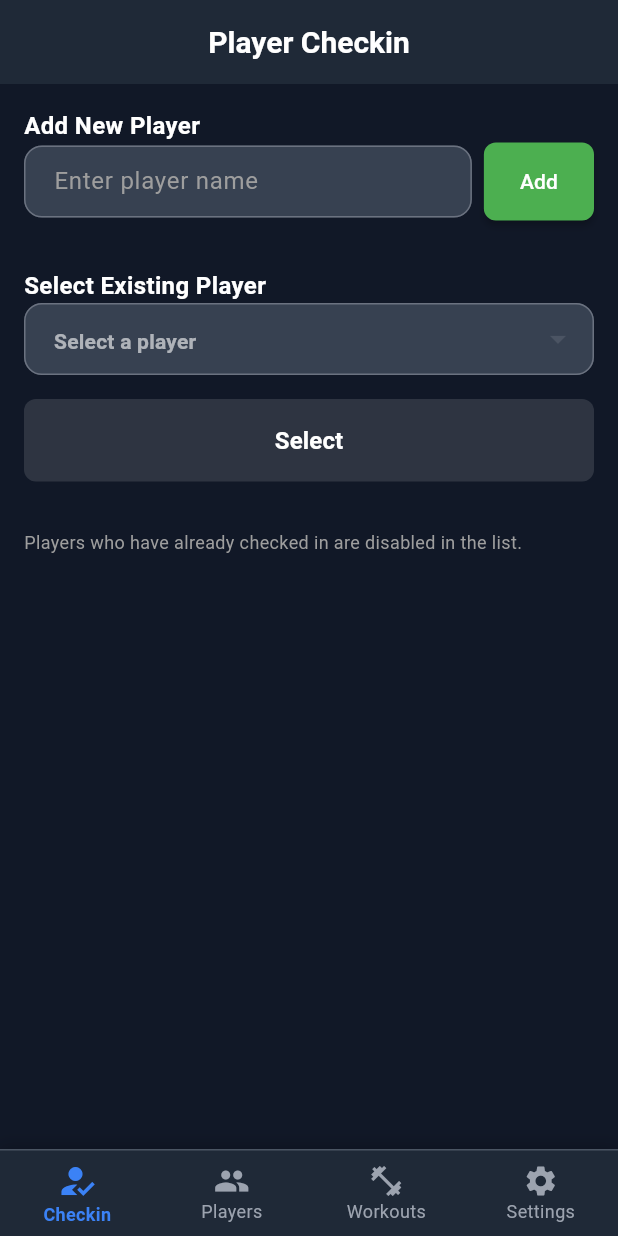
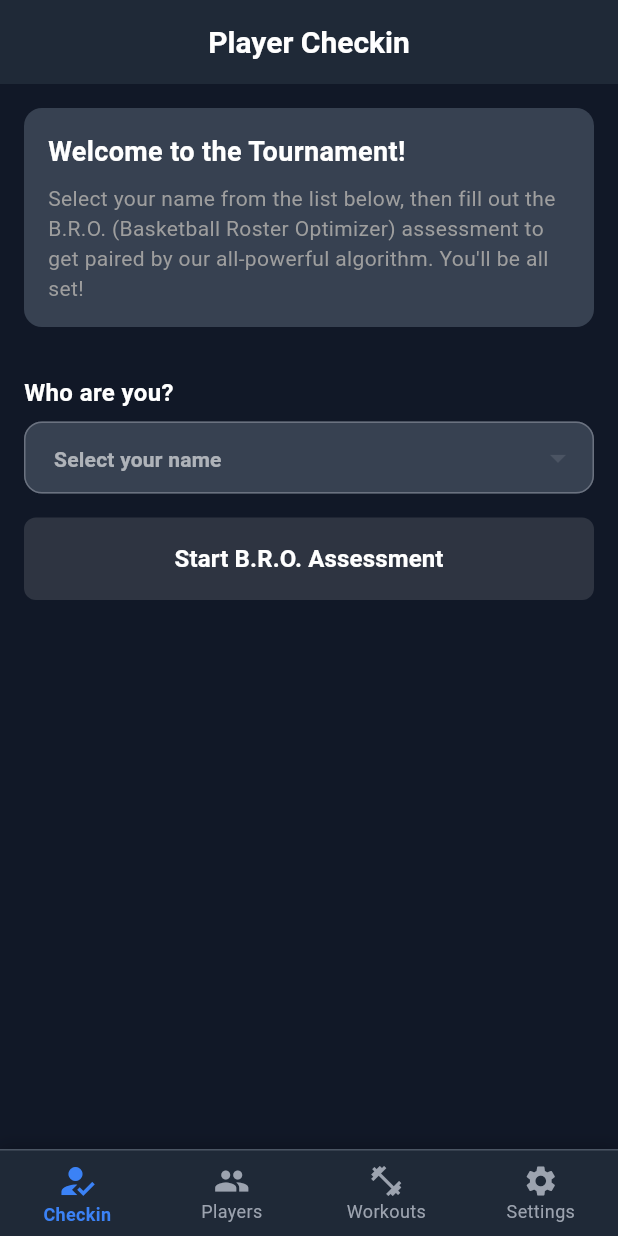
Before and after one commit to ben-danzig/flutter_bball_app, a Flutter app: the screen it shows after launch, on a phone screen of 412 x 824 dp. Run offline on Flutter 3.47's test engine with Material 3 defaults, Android fonts, the phone set to English and light mode, and no system bars; our stand-ins replace audioplayers, cloud_firestore, firebase_core, fl_chart, flutter_tts, numberpicker; accounts and stored records are empty.

Commit message:
Improve player checkin UX

```diff
--- a/lib/screens/players/player_checkin_screen.dart
+++ b/lib/screens/players/player_checkin_screen.dart
@@ -12,7 +12,6 @@ class PlayerCheckinScreen extends StatefulWidget {
 
 class _PlayerCheckinScreenState extends State<PlayerCheckinScreen> {
   final _playerService = PlayerService.instance;
-  final TextEditingController _nameController = TextEditingController();
   List<Player> _players = [];
   Player? _selectedPlayer;
   bool _isLoading = false;
@@ -23,12 +22,6 @@ class _PlayerCheckinScreenState extends State<PlayerCheckinScreen> {
     _loadPlayers();
   }
 
-  @override
-  void dispose() {
-    _nameController.dispose();
-    super.dispose();
-  }
-
   Future<void> _loadPlayers() async {
     setState(() => _isLoading = true);
     final players = await _playerService.getPlayers();
@@ -36,28 +29,6 @@ class _PlayerCheckinScreenState extends State<PlayerCheckinScreen> {
       _players = players;
       _isLoading = false;
     });
-  }
-
-  Future<void> _addPlayer() async {
-    final name = _nameController.text.trim();
-    if (name.isEmpty) return;
-    final error = await _playerService.addPlayer(name);
-    if (error != null) {
-      if (mounted) {
-        ScaffoldMessenger.of(context).showSnackBar(
-          SnackBar(content: Text(error), backgroundColor: Colors.red),
-        );
-      }
-    } else {
-      _nameController.clear();
-      await _loadPlayers();
-      // Auto-select the new player
-      final newPlayer = _players.firstWhere((p) => p.name == name, orElse: () => _players.last);
-      setState(() {
-        _selectedPlayer = newPlayer;
-      });
-      _goToQuestionnaire(newPlayer);
-    }
   }
 
   void _goToQuestionnaire(Player player) async {
@@ -94,41 +65,45 @@ class _PlayerCheckinScreenState extends State<PlayerCheckinScreen> {
               child: Column(
                 crossAxisAlignment: CrossAxisAlignment.start,
                 children: [
-                  const Text(
-                    'Add New Player',
-                    style: TextStyle(fontSize: 16, fontWeight: FontWeight.bold, color: Colors.white),
-                  ),
-                  Row(
-                    children: [
-                      Expanded(
-                        child: TextField(
-                          controller: _nameController,
-                          decoration: const InputDecoration(
-                            hintText: 'Enter player name',
+                  Container(
+                    width: double.infinity,
+                    padding: const EdgeInsets.all(16.0),
+                    decoration: BoxDecoration(
+                      color: const Color(0xFF374151),
+                      borderRadius: BorderRadius.circular(12),
+                    ),
+                    child: Column(
+                      crossAxisAlignment: CrossAxisAlignment.start,
+                      children: [
+                        const Text(
+                          'Welcome to the Tournament!',
+                          style: TextStyle(
+                            fontSize: 18,
+                            fontWeight: FontWeight.bold,
+                            color: Colors.white,
                           ),
-                          onSubmitted: (_) => _addPlayer(),
                         ),
-                      ),
-                      const SizedBox(width: 8),
-                      ElevatedButton(
-                        onPressed: _addPlayer,
-                        style: ElevatedButton.styleFrom(
-                          backgroundColor: Colors.green,
-                          padding: const EdgeInsets.symmetric(horizontal: 24, vertical: 16),
+                        const SizedBox(height: 8),
+                        const Text(
+                          'Select your name from the list below, then fill out the B.R.O. (Basketball Roster Optimizer) assessment to get paired by our all-powerful algorithm. You\'ll be all set!',
+                          style: TextStyle(
+                            fontSize: 14,
+                            color: Colors.grey,
+                          ),
                         ),
-                        child: const Text('Add'),
-                      ),
-                    ],
+                      ],
+                    ),
                   ),
                   const SizedBox(height: 32),
                   const Text(
-                    'Select Existing Player',
+                    'Who are you?',
                     style: TextStyle(fontSize: 16, fontWeight: FontWeight.bold, color: Colors.white),
                   ),
+                  const SizedBox(height: 8),
                   DropdownButtonFormField<String>(
                     value: _selectedPlayer?.id,
                     decoration: const InputDecoration(
-                      hintText: 'Select a player',
+                      hintText: 'Select your name',
                     ),
                     items: _players.map((player) {
                       final completed = player.hasCompletedQuestionnaire;
@@ -166,7 +141,7 @@ class _PlayerCheckinScreenState extends State<PlayerCheckinScreen> {
                         padding: const EdgeInsets.symmetric(vertical: 16),
                       ),
                       child: const Text(
-                        'Select',
+                        'Start B.R.O. Assessment',
                         style: TextStyle(
                           color: Colors.white,
                           fontSize: 16,
@@ -175,11 +150,6 @@ class _PlayerCheckinScreenState extends State<PlayerCheckinScreen> {
                       ),
                     ),
                   ),
-                  const SizedBox(height: 32),
-                  const Text(
-                    'Players who have already checked in are disabled in the list.',
-                    style: TextStyle(fontSize: 12, color: Colors.grey),
-                  ),
                 ],
               ),
             ),
```
